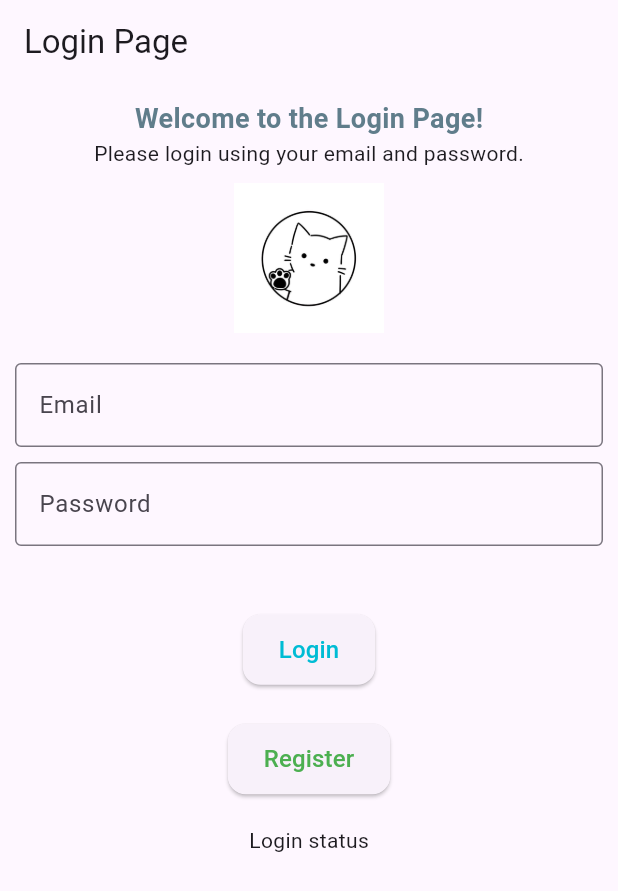
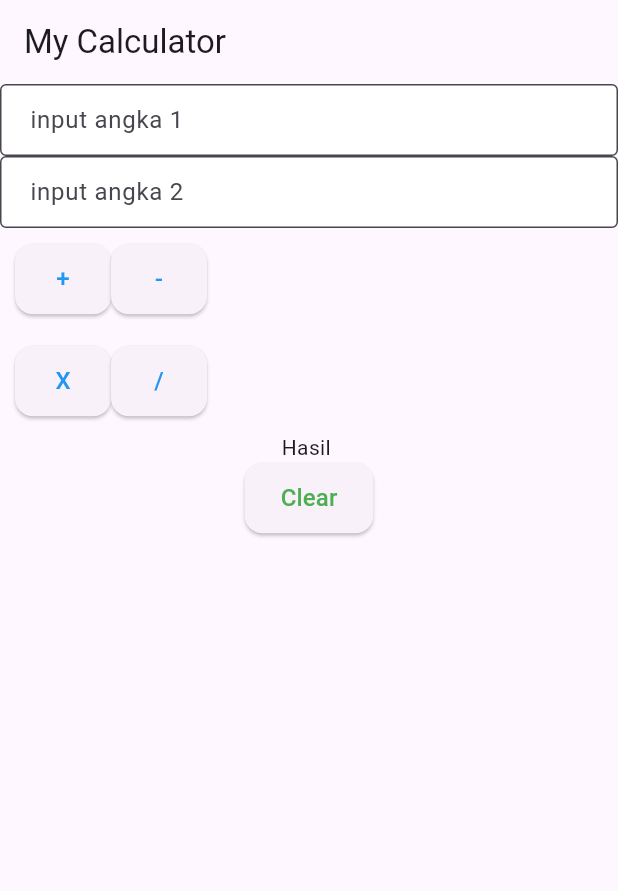
Before and after one commit to MaghaliMarvelous/Flutter_Application, a Flutter app: the screen it shows after launch, on a phone screen of 412 x 824 dp. Shown: the top 891 px of the screen. Run offline on Flutter 3.47's test engine with Material 3 defaults, Android fonts, the phone set to English and light mode, and no system bars; our stand-ins replace get.

Commit message:
add calculator page

```diff
--- /dev/null
+++ b/lib/controllers/calculator_controller.dart
@@ -0,0 +1,19 @@
+import 'package:flutter/material.dart';
+import 'package:get/get.dart';
+
+class CalculatorController extends GetxController{
+  final txtAngka1 = TextEditingController();
+  final txtAngka2 = TextEditingController();
+  var hasil = "".obs;
+
+  void tambah(){
+    int angka1 = int.parse(txtAngka1.text.toString());
+    int angka2 = int.parse(txtAngka2.text.toString());
+
+    int hasilJumlah = angka1+angka2;
+    print("hasil tambah "+hasilJumlah.toString());
+    hasil.value = hasilJumlah.toString();
+
+  }
+
+}
--- a/lib/main.dart
+++ b/lib/main.dart
@@ -1,5 +1,7 @@
 import 'package:flutter/material.dart';
 import 'package:flutter_application_pplg1_20/login_page.dart';
+import 'package:flutter_application_pplg1_20/pages/calculator.page.dart';
+import 'package:get/get_navigation/get_navigation.dart';
 void main() {
   runApp(const MyApp());
 }
@@ -10,12 +12,12 @@ class MyApp extends StatelessWidget {
   // This widget is the root of your application.
   @override
   Widget build(BuildContext context) {
-    return MaterialApp(
+    return GetMaterialApp(
       title: 'Flutter Demo',
       theme: ThemeData(
         colorScheme: ColorScheme.fromSeed(seedColor: Colors.deepPurple),
       ),
-      home: LoginPage(),
+      home: CalculatorPage(),
     );
   }
 }
--- /dev/null
+++ b/lib/pages/calculator.page.dart
@@ -0,0 +1,59 @@
+import 'package:flutter/material.dart';
+import 'package:flutter_application_pplg1_20/components/widget_textfield.dart';
+import 'package:flutter_application_pplg1_20/components/widget_button.dart';
+import 'package:flutter_application_pplg1_20/controllers/calculator_controller.dart';
+import 'package:get/get.dart';
+
+class CalculatorPage extends StatelessWidget {
+  CalculatorPage({super.key});
+
+  final CalculatorController calculatorController = Get.put(CalculatorController());
+
+  @override
+  Widget build(BuildContext context) {
+    return Scaffold(
+      appBar: AppBar(title: Text("My Calculator"),),
+      body: Container(
+        child: Column(
+          crossAxisAlignment: CrossAxisAlignment.center,
+          children: [
+            CustomTextField(controller: calculatorController.txtAngka1, label: "input angka 1"),
+            CustomTextField(controller: calculatorController.txtAngka2, label: "input angka 2"),
+            Container(
+              margin: EdgeInsets.all(10),
+              child: Row(
+                children: [
+                  CustomButton(text: "+", textColor: Colors.blue, onPressed: () {
+                    calculatorController.tambah();
+                  },),
+                  CustomButton(text: "-", textColor: Colors.blue, onPressed: () {
+
+                  },),
+                ],
+              ),
+            ),
+            Container(
+              margin: EdgeInsets.all(10),
+              child: Row(
+                children: [
+                  CustomButton(text: "X", textColor: Colors.blue, onPressed: () {
+
+                  },),
+                  CustomButton(text: "/", textColor: Colors.blue, onPressed: () {
+
+                  },),
+                ],
+              ),
+            ),
+            // render UI berada di wrap OBX
+            Obx(() => Text("Hasil "+calculatorController.hasil.value)),
+            CustomButton(text: "Clear", textColor: Colors.green, onPressed: () {
+
+            }, )
+
+          ],
+        ),
+      ),
+    );
+  }
+}
```
